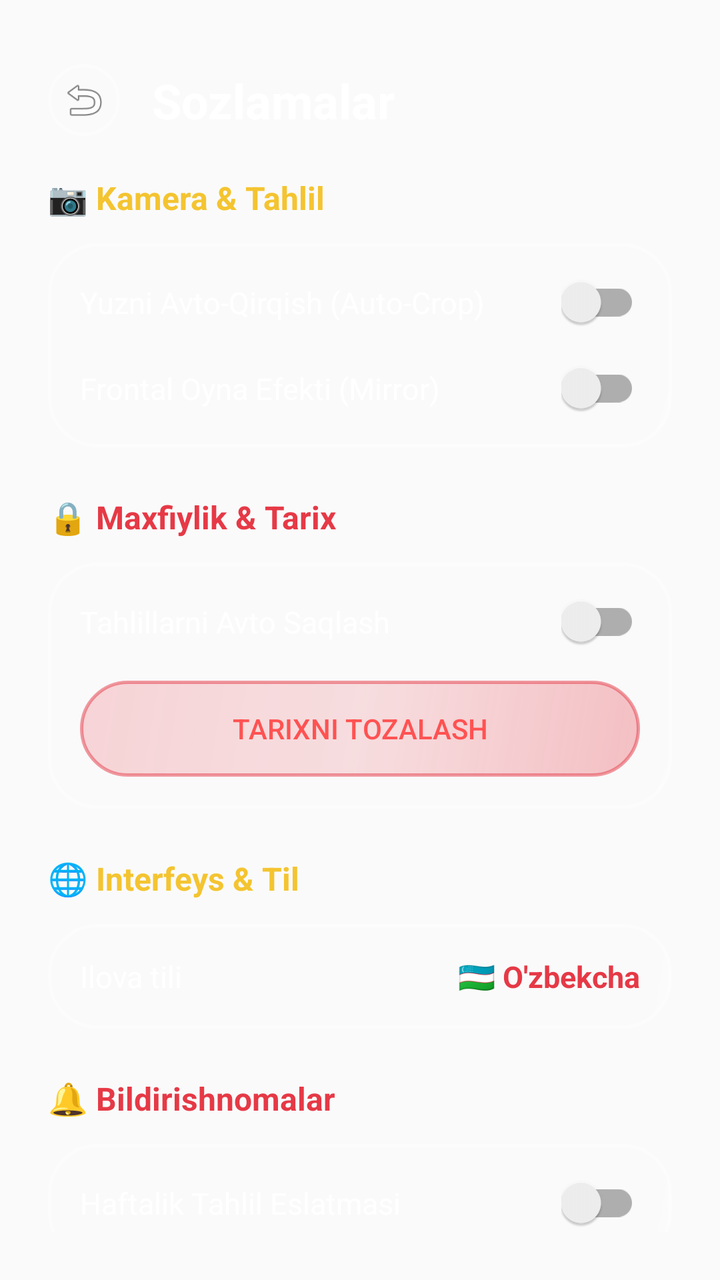
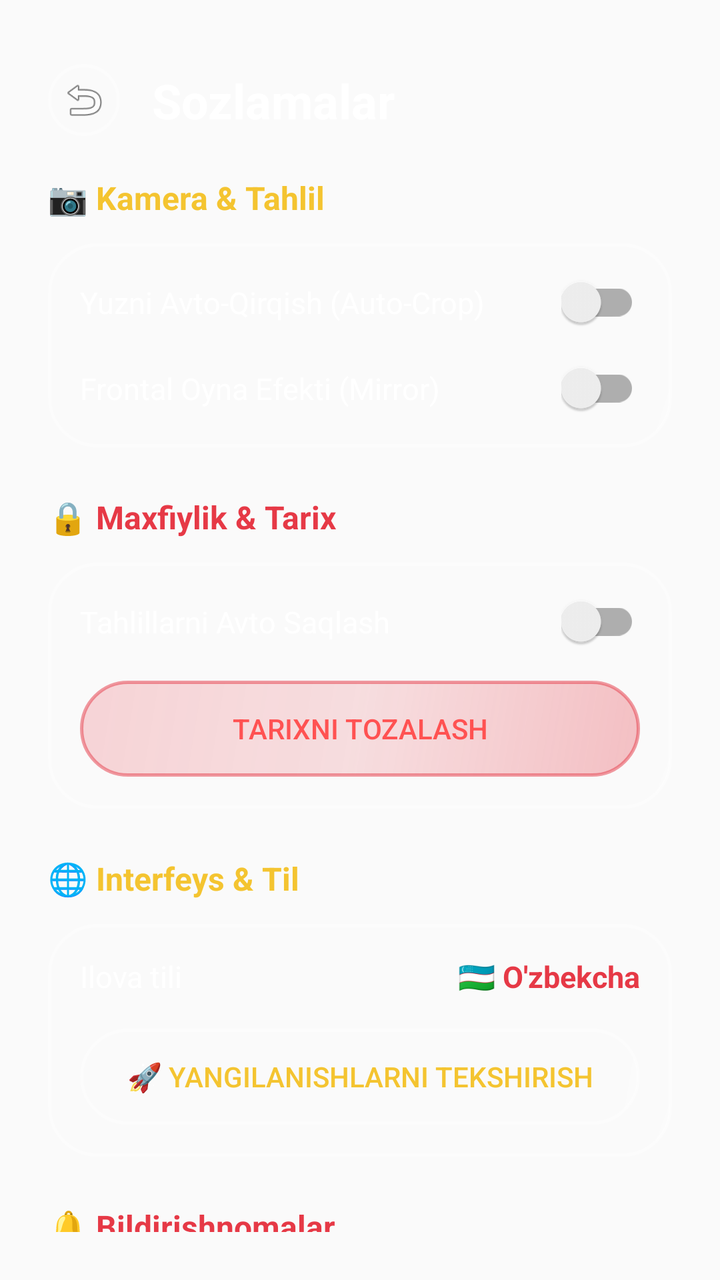

An Android layout rendered at two revisions. The XML below is the earlier revision; the diff shows what the commit changed to produce the second picture.
<!-- AndroidManifest.xml: application theme AppTheme -->
<!-- res/layout/fragment_settings.xml -->
<?xml version="1.0" encoding="utf-8"?>
<androidx.constraintlayout.widget.ConstraintLayout xmlns:android="http://schemas.android.com/apk/res/android"
    xmlns:app="http://schemas.android.com/apk/res-auto"
    android:layout_width="match_parent"
    android:layout_height="match_parent"
    android:padding="24dp">

    
    <ImageView
        android:id="@+id/btn_back_settings"
        android:layout_width="36dp"
        android:layout_height="36dp"
        android:src="@android:drawable/ic_menu_revert"
        android:padding="6dp"
        android:background="@drawable/bg_liquid_glass"
        app:layout_constraintTop_toTopOf="parent"
        app:layout_constraintStart_toStartOf="parent"
        android:layout_marginTop="8dp"/>

    <TextView
        android:id="@+id/tv_settings_title"
        android:layout_width="wrap_content"
        android:layout_height="wrap_content"
        android:text="@string/settings_title"
        android:textColor="@color/white"
        android:textSize="24sp"
        android:textStyle="bold"
        app:layout_constraintTop_toTopOf="parent"
        app:layout_constraintStart_toEndOf="@id/btn_back_settings"
        android:layout_marginStart="16dp"
        android:layout_marginTop="10dp"/>

    <ScrollView
        android:layout_width="match_parent"
        android:layout_height="0dp"
        app:layout_constraintTop_toBottomOf="@id/btn_back_settings"
        app:layout_constraintBottom_toBottomOf="parent"
        android:scrollbars="none"
        android:layout_marginTop="20dp">

        <LinearLayout
            android:layout_width="match_parent"
            android:layout_height="wrap_content"
            android:orientation="vertical">

            
            <TextView
                android:layout_width="wrap_content"
                android:layout_height="wrap_content"
                android:text="@string/settings_section_camera"
                android:textColor="@color/colorAccent"
                android:textSize="16sp"
                android:textStyle="bold"
                android:layout_marginBottom="12dp"/>

            <LinearLayout
                android:layout_width="match_parent"
                android:layout_height="wrap_content"
                android:orientation="vertical"
                android:background="@drawable/bg_liquid_glass"
                android:padding="16dp"
                android:layout_marginBottom="24dp">

                <RelativeLayout
                    android:layout_width="match_parent"
                    android:layout_height="wrap_content"
                    android:layout_marginBottom="16dp">
                    <TextView
                        android:layout_width="wrap_content"
                        android:layout_height="wrap_content"
                        android:text="@string/settings_auto_crop"
                        android:textColor="@color/white"
                        android:textSize="15sp"
                        android:layout_centerVertical="true"/>
                    <androidx.appcompat.widget.SwitchCompat
                        android:id="@+id/switch_auto_crop"
                        android:layout_width="wrap_content"
                        android:layout_height="wrap_content"
                        android:layout_alignParentEnd="true"/>
                </RelativeLayout>

                <RelativeLayout
                    android:layout_width="match_parent"
                    android:layout_height="wrap_content">
                    <TextView
                        android:layout_width="wrap_content"
                        android:layout_height="wrap_content"
                        android:text="@string/settings_mirror"
                        android:textColor="@color/white"
                        android:textSize="15sp"
                        android:layout_centerVertical="true"/>
                    <androidx.appcompat.widget.SwitchCompat
                        android:id="@+id/switch_mirror"
                        android:layout_width="wrap_content"
                        android:layout_height="wrap_content"
                        android:layout_alignParentEnd="true"/>
                </RelativeLayout>
            </LinearLayout>

            
            <TextView
                android:layout_width="wrap_content"
                android:layout_height="wrap_content"
                android:text="@string/settings_section_privacy"
                android:textColor="@color/colorPrimary"
                android:textSize="16sp"
                android:textStyle="bold"
                android:layout_marginBottom="12dp"/>

            <LinearLayout
                android:layout_width="match_parent"
                android:layout_height="wrap_content"
                android:orientation="vertical"
                android:background="@drawable/bg_liquid_glass"
                android:padding="16dp"
                android:layout_marginBottom="24dp">

                <RelativeLayout
                    android:layout_width="match_parent"
                    android:layout_height="wrap_content"
                    android:layout_marginBottom="16dp">
                    <TextView
                        android:layout_width="wrap_content"
                        android:layout_height="wrap_content"
                        android:text="@string/settings_auto_save"
                        android:textColor="@color/white"
                        android:textSize="15sp"
                        android:layout_centerVertical="true"/>
                    <androidx.appcompat.widget.SwitchCompat
                        android:id="@+id/switch_auto_save"
                        android:layout_width="wrap_content"
                        android:layout_height="wrap_content"
                        android:layout_alignParentEnd="true"/>
                </RelativeLayout>

                <Button
                    android:id="@+id/btn_clear_history"
                    android:layout_width="match_parent"
                    android:layout_height="48dp"
                    android:text="@string/settings_clear_history"
                    android:textColor="#FF5252"
                    android:textSize="14sp"
                    android:background="@drawable/bg_liquid_glass_accent"/>
            </LinearLayout>

            
            <TextView
                android:layout_width="wrap_content"
                android:layout_height="wrap_content"
                android:text="@string/settings_section_interface"
                android:textColor="@color/colorAccent"
                android:textSize="16sp"
                android:textStyle="bold"
                android:layout_marginBottom="12dp"/>

            <LinearLayout
                android:layout_width="match_parent"
                android:layout_height="wrap_content"
                android:orientation="vertical"
                android:background="@drawable/bg_liquid_glass"
                android:padding="16dp"
                android:layout_marginBottom="24dp">

                <RelativeLayout
                    android:layout_width="match_parent"
                    android:layout_height="wrap_content">
                    <TextView
                        android:layout_width="wrap_content"
                        android:layout_height="wrap_content"
                        android:text="@string/settings_language"
                        android:textColor="@color/white"
                        android:textSize="15sp"
                        android:layout_centerVertical="true"/>
                    <TextView
                        android:id="@+id/tv_current_language"
                        android:layout_width="wrap_content"
                        android:layout_height="wrap_content"
                        android:text="🇺🇿 O'zbekcha"
                        android:textColor="@color/colorPrimary"
                        android:textSize="15sp"
                        android:textStyle="bold"
                        android:layout_alignParentEnd="true"/>
                </RelativeLayout>
            </LinearLayout>

            
            <TextView
                android:layout_width="wrap_content"
                android:layout_height="wrap_content"
                android:text="@string/settings_section_notifications"
                android:textColor="@color/colorPrimary"
                android:textSize="16sp"
                android:textStyle="bold"
                android:layout_marginBottom="12dp"/>

            <LinearLayout
                android:layout_width="match_parent"
                android:layout_height="wrap_content"
                android:orientation="vertical"
                android:background="@drawable/bg_liquid_glass"
                android:padding="16dp"
                android:layout_marginBottom="24dp">

                <RelativeLayout
                    android:layout_width="match_parent"
                    android:layout_height="wrap_content">
                    <TextView
                        android:layout_width="wrap_content"
                        android:layout_height="wrap_content"
                        android:text="@string/settings_reminder"
                        android:textColor="@color/white"
                        android:textSize="15sp"
                        android:layout_centerVertical="true"/>
                    <androidx.appcompat.widget.SwitchCompat
                        android:id="@+id/switch_reminder"
                        android:layout_width="wrap_content"
                        android:layout_height="wrap_content"
                        android:layout_alignParentEnd="true"/>
                </RelativeLayout>
            </LinearLayout>

        </LinearLayout>
    </ScrollView>

</androidx.constraintlayout.widget.ConstraintLayout>
<!-- resources referenced by this layout -->
<resources>
  <color name="colorAccent">#F4C430</color>
  <color name="colorPrimary">#E63946</color>
  <color name="white">#FFFFFF</color>
  <!-- drawable bg_liquid_glass (drawable) -->
  <?xml version="1.0" encoding="utf-8"?>
  <shape xmlns:android="http://schemas.android.com/apk/res/android"
      android:shape="rectangle">
      
      
      <gradient
          android:angle="135"
          android:startColor="#2BFFFFFF"
          android:centerColor="#10FFFFFF"
          android:endColor="#18FFFFFF"
          android:type="linear" />
          
      <corners android:radius="24dp" />
      
      
      <stroke
          android:width="1.5dp"
          android:color="#55FFFFFF" />
  </shape>
  <!-- drawable bg_liquid_glass_accent (drawable) -->
  <?xml version="1.0" encoding="utf-8"?>
  <shape xmlns:android="http://schemas.android.com/apk/res/android"
      android:shape="rectangle">
      
      <gradient
          android:angle="135"
          android:startColor="#4DE63946"
          android:centerColor="#26E63946"
          android:endColor="#33E63946"
          android:type="linear" />
          
      <corners android:radius="24dp" />
      
      <stroke
          android:width="1.5dp"
          android:color="#80E63946" />
  </shape>
  <string name="settings_auto_crop">Yuzni Avto-Qirqish (Auto-Crop)</string>
  <string name="settings_auto_save">Tahlillarni Avto Saqlash</string>
  <string name="settings_clear_history">Tarixni tozalash</string>
  <string name="settings_language">Ilova tili</string>
  <string name="settings_mirror">Frontal Oyna Efekti (Mirror)</string>
  <string name="settings_reminder">Haftalik Tahlil Eslatmasi</string>
  <string name="settings_section_camera">📷 Kamera &amp; Tahlil</string>
  <string name="settings_section_interface">🌐 Interfeys &amp; Til</string>
  <string name="settings_section_notifications">🔔 Bildirishnomalar</string>
  <string name="settings_section_privacy">🔒 Maxfiylik &amp; Tarix</string>
  <string name="settings_title">Sozlamalar</string>
  <style name="AppTheme" parent="Theme.AppCompat.Light.DarkActionBar">
          <item name="colorPrimary">#E63946</item>
          <item name="colorPrimaryDark">#0d0403</item>
          <item name="colorAccent">#F4C430</item>
      </style>
</resources>

<!-- the commit's change to res/layout/fragment_settings.xml (unified diff, before → after) -->
@@ -163,7 +163,8 @@
 
                 <RelativeLayout
                     android:layout_width="match_parent"
-                    android:layout_height="wrap_content">
+                    android:layout_height="wrap_content"
+                    android:layout_marginBottom="16dp">
                     <TextView
                         android:layout_width="wrap_content"
                         android:layout_height="wrap_content"
@@ -181,6 +182,15 @@
                         android:textStyle="bold"
                         android:layout_alignParentEnd="true"/>
                 </RelativeLayout>
+
+                <Button
+                    android:id="@+id/btn_check_update"
+                    android:layout_width="match_parent"
+                    android:layout_height="48dp"
+                    android:text="@string/settings_check_update"
+                    android:textColor="@color/colorAccent"
+                    android:textSize="14sp"
+                    android:background="@drawable/bg_liquid_glass"/>
             </LinearLayout>
 
             
<!-- resource entries referenced after the edit -->
@@ -43,6 +43,7 @@
   </shape>
   <string name="settings_auto_crop">Yuzni Avto-Qirqish (Auto-Crop)</string>
   <string name="settings_auto_save">Tahlillarni Avto Saqlash</string>
+  <string name="settings_check_update">🚀 Yangilanishlarni tekshirish</string>
   <string name="settings_clear_history">Tarixni tozalash</string>
   <string name="settings_language">Ilova tili</string>
   <string name="settings_mirror">Frontal Oyna Efekti (Mirror)</string>
